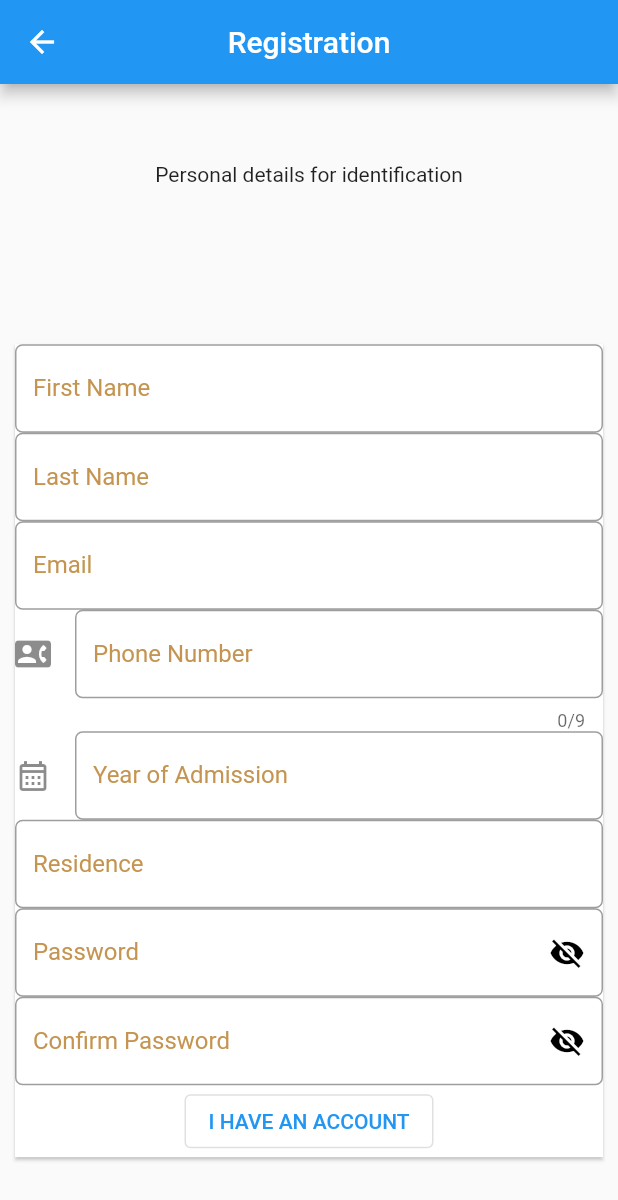
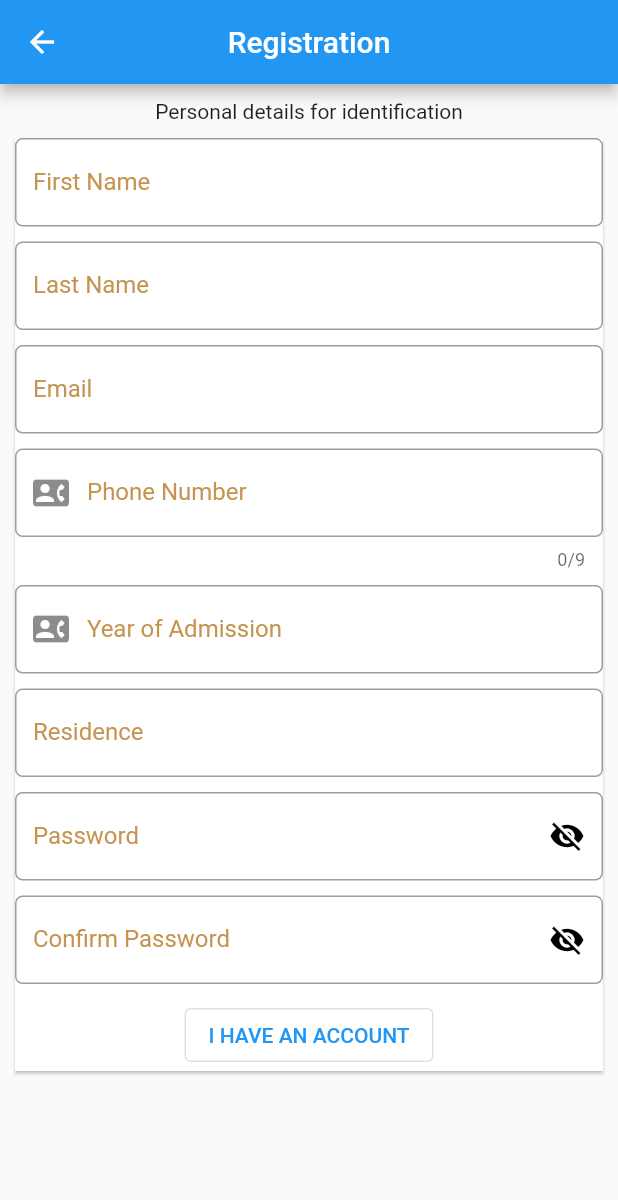
Before and after one commit to EU-Mobile-Developers/EUCOSSA-flutter, a Flutter app: the Register screen opened by its route, on a phone screen of 412 x 824 dp. Shown: the top 1200 px of the screen. Run offline on Flutter 3.47's test engine with Material 2 defaults, Android fonts, the phone set to English and light mode, and no system bars; network calls fail.

```diff
--- a/lib/main.dart
+++ b/lib/main.dart
@@ -1,5 +1,6 @@
 import 'package:eu_mobile/screens/communities.dart';
 import 'package:eu_mobile/screens/dashboard.dart';
+import 'package:eu_mobile/screens/login.dart';
 import 'package:eu_mobile/screens/messages.dart';
 import 'package:eu_mobile/screens/register.dart';
 import 'package:eu_mobile/screens/splash.dart';
@@ -28,6 +29,7 @@ class MyApp extends StatelessWidget {
         '/communities': (context) => const Communities(),
         '/messages': (context) => const Messages(),
         '/blogs': (context) => const Blogs(),
+        '/login': (context) => const Login()
       },
     );
   }
--- a/lib/screens/communities.dart
+++ b/lib/screens/communities.dart
@@ -11,7 +11,7 @@ class _CommunitiesState extends State<Communities> {
   @override
   Widget build(BuildContext context) {
     return const Center(
-      child: Text('Communities regitered here'),
+      child: Text('Communities registered here'),
     );
   }
 }
--- a/lib/screens/dashboard.dart
+++ b/lib/screens/dashboard.dart
@@ -11,7 +11,7 @@ class _DashboardState extends State<Dashboard> {
   @override
   Widget build(BuildContext context) {
     return const Center(
-      child: Text('Dashboard displays here'),
+      child: Text('Dashboard displayed here'),
     );
   }
 }
--- a/lib/screens/register.dart
+++ b/lib/screens/register.dart
@@ -1,3 +1,4 @@
+import 'package:eu_mobile/screens/login.dart';
 import 'package:eu_mobile/utils/theme.dart';
 import 'package:flutter/material.dart';
 
@@ -9,14 +10,14 @@ class Register extends StatefulWidget {
 }
 
 class _RegisterState extends State<Register> {
-  late TextEditingController _firstNameController,
-      _lastNameController,
-      _emailController,
-      _phoneNumberController,
-      _admissionYearController,
-      _residenceController,
-      _passwordController,
-      _confirmPasswordController;
+  late TextEditingController _firstNameController;
+  late TextEditingController _lastNameController;
+  late TextEditingController _emailController;
+  late TextEditingController _phoneNumberController;
+  late TextEditingController _admissionYearController;
+  late TextEditingController _residenceController;
+  late TextEditingController _passwordController;
+  late TextEditingController _confirmPasswordController;
   @override
   void initState() {
     _firstNameController = TextEditingController();
@@ -89,11 +90,20 @@ class _RegisterState extends State<Register> {
         title: const Text('Registration'),
         centerTitle: true,
       ),
-      body: Column(
+      body: SafeArea(
+        child: SingleChildScrollView(
+          child: Container(
+            child: Column(
               mainAxisSize: MainAxisSize.max,
               mainAxisAlignment: MainAxisAlignment.spaceAround,
               children: [
+                const SizedBox(
+                  height: 10,
+                ),
                 const Text('Personal details for identification'),
+                const SizedBox(
+                  height: 10,
+                ),
                 Card(
                   elevation: 1.0,
                   shape: const RoundedRectangleBorder(),
@@ -108,13 +118,17 @@ class _RegisterState extends State<Register> {
                           hintText: 'First Name',
                           hintStyle: const TextStyle(color: Colors.black),
                           labelText: 'First Name',
-                    labelStyle: const TextStyle(color: AppTheme.gradientColor),
+                          labelStyle:
+                              const TextStyle(color: AppTheme.gradientColor),
                           focusColor: AppTheme.gradientColor,
                           border: OutlineInputBorder(
                             borderRadius: BorderRadius.circular(5),
                             borderSide: const BorderSide(color: Colors.black),
                           ),
                         ),
+                      ),
+                      const SizedBox(
+                        height: 10,
                       ),
                       TextFormField(
                         controller: _lastNameController,
@@ -124,13 +138,17 @@ class _RegisterState extends State<Register> {
                           hintText: 'Last Name',
                           hintStyle: const TextStyle(color: Colors.black),
                           labelText: 'Last Name',
-                    labelStyle: const TextStyle(color: AppTheme.gradientColor),
+                          labelStyle:
+                              const TextStyle(color: AppTheme.gradientColor),
                           focusColor: AppTheme.gradientColor,
                           border: OutlineInputBorder(
                             borderRadius: BorderRadius.circular(5),
                             borderSide: const BorderSide(color: Colors.black),
                           ),
                         ),
+                      ),
+                      const SizedBox(
+                        height: 10,
                       ),
                       TextFormField(
                         controller: _emailController,
@@ -140,7 +158,8 @@ class _RegisterState extends State<Register> {
                           hintText: 'Email',
                           hintStyle: const TextStyle(color: Colors.black),
                           labelText: 'Email',
-                    labelStyle: const TextStyle(color: AppTheme.gradientColor),
+                          labelStyle:
+                              const TextStyle(color: AppTheme.gradientColor),
                           focusColor: AppTheme.gradientColor,
                           border: OutlineInputBorder(
                             borderRadius: BorderRadius.circular(5),
@@ -148,24 +167,31 @@ class _RegisterState extends State<Register> {
                           ),
                         ),
                       ),
+                      const SizedBox(
+                        height: 10,
+                      ),
                       TextFormField(
                         controller: _phoneNumberController,
                         keyboardType: TextInputType.number,
-                  initialValue: '+254',
+                        // initialValue: '+254',
                         validator: _phoneNumberValidator,
                         maxLength: 9,
                         decoration: InputDecoration(
-                    icon: const Icon(Icons.contact_phone_rounded),
+                          prefixIcon: const Icon(Icons.contact_phone_rounded),
                           hintText: '700 000 000',
                           hintStyle: const TextStyle(color: Colors.black),
                           labelText: 'Phone Number',
-                    labelStyle: const TextStyle(color: AppTheme.gradientColor),
+                          labelStyle:
+                              const TextStyle(color: AppTheme.gradientColor),
                           focusColor: AppTheme.gradientColor,
                           border: OutlineInputBorder(
                             borderRadius: BorderRadius.circular(5),
                             borderSide: const BorderSide(color: Colors.black),
                           ),
                         ),
+                      ),
+                      const SizedBox(
+                        height: 10,
                       ),
                       TextFormField(
                         controller: _admissionYearController,
@@ -184,21 +210,26 @@ class _RegisterState extends State<Register> {
                               errorFormatText: 'Choose the correct year',
                               errorInvalidText: 'Invalid choice',
                               keyboardType: TextInputType.number);
-                    _admissionYearController.text = pickedYear!.year.toString();
+                          _admissionYearController.text =
+                              pickedYear!.year.toString();
                         },
                         decoration: InputDecoration(
-                    icon: const Icon(Icons.calendar_month_outlined),
+                          prefixIcon: const Icon(Icons.contact_phone_rounded),
                           counterText: '',
                           hintText: 'Year Of Admission',
                           hintStyle: const TextStyle(color: Colors.black),
                           labelText: 'Year of Admission',
-                    labelStyle: const TextStyle(color: AppTheme.gradientColor),
+                          labelStyle:
+                              const TextStyle(color: AppTheme.gradientColor),
                           focusColor: AppTheme.gradientColor,
                           border: OutlineInputBorder(
                             borderRadius: BorderRadius.circular(5),
                             borderSide: const BorderSide(color: Colors.black),
                           ),
                         ),
+                      ),
+                      const SizedBox(
+                        height: 10,
                       ),
                       TextFormField(
                         controller: _residenceController,
@@ -207,13 +238,17 @@ class _RegisterState extends State<Register> {
                           hintText: 'Where do you stay?',
                           hintStyle: const TextStyle(color: Colors.black),
                           labelText: 'Residence',
-                    labelStyle: const TextStyle(color: AppTheme.gradientColor),
+                          labelStyle:
+                              const TextStyle(color: AppTheme.gradientColor),
                           focusColor: AppTheme.gradientColor,
                           border: OutlineInputBorder(
                             borderRadius: BorderRadius.circular(5),
                             borderSide: const BorderSide(color: Colors.black),
                           ),
                         ),
+                      ),
+                      const SizedBox(
+                        height: 10,
                       ),
                       TextFormField(
                         obscureText: _isTextObscured,
@@ -224,7 +259,8 @@ class _RegisterState extends State<Register> {
                           hintText: 'Password',
                           hintStyle: const TextStyle(color: Colors.black),
                           labelText: 'Password',
-                    labelStyle: const TextStyle(color: AppTheme.gradientColor),
+                          labelStyle:
+                              const TextStyle(color: AppTheme.gradientColor),
                           focusColor: AppTheme.gradientColor,
                           suffixIcon: GestureDetector(
                             onTap: () {
@@ -245,6 +281,9 @@ class _RegisterState extends State<Register> {
                           ),
                         ),
                       ),
+                      const SizedBox(
+                        height: 10,
+                      ),
                       TextFormField(
                         controller: _confirmPasswordController,
                         keyboardType: TextInputType.name,
@@ -254,7 +293,8 @@ class _RegisterState extends State<Register> {
                           hintText: 'Confirm Password',
                           hintStyle: const TextStyle(color: Colors.black),
                           labelText: 'Confirm Password',
-                    labelStyle: const TextStyle(color: AppTheme.gradientColor),
+                          labelStyle:
+                              const TextStyle(color: AppTheme.gradientColor),
                           focusColor: AppTheme.gradientColor,
                           suffixIcon: GestureDetector(
                             onTap: () {
@@ -275,9 +315,15 @@ class _RegisterState extends State<Register> {
                           ),
                         ),
                       ),
+                      const SizedBox(
+                        height: 10,
+                      ),
                       OutlinedButton(
                         onPressed: () {
-                    //todo: route to login page
+                          Navigator.push(
+                            context,
+                            MaterialPageRoute(builder: (context) => Login()),
+                          );
                         },
                         child: const Text('I HAVE AN ACCOUNT'),
                       )
@@ -286,6 +332,9 @@ class _RegisterState extends State<Register> {
                 ),
               ],
             ),
+          ),
+        ),
+      ),
     );
   }
 }
--- a/pubspec.yaml
+++ b/pubspec.yaml
@@ -61,8 +61,8 @@ flutter:
   uses-material-design: true
 
   # To add assets to your application, add an assets section, like this:
-  #assets:
-  # - assets/images/
+  assets:
+  - assets/splash_screen.png
 
   # An image asset can refer to one or more resolution-specific "variants", see
   # https://flutter.dev/assets-and-images/#resolution-aware
```
Also changed, not shown: lib/screens/events_page.dart (added, +122 -0 lines), lib/screens/login.dart (added, +28 -0 lines), lib/screens/navbar.dart (added, +80 -0 lines), lib/screens/reset_password.dart (+6 -1 lines), lib/screens/splash.dart (+18 -9 lines), assets/splash_screen.png (added). Lines whose indentation alone changed are shown as unchanged.
